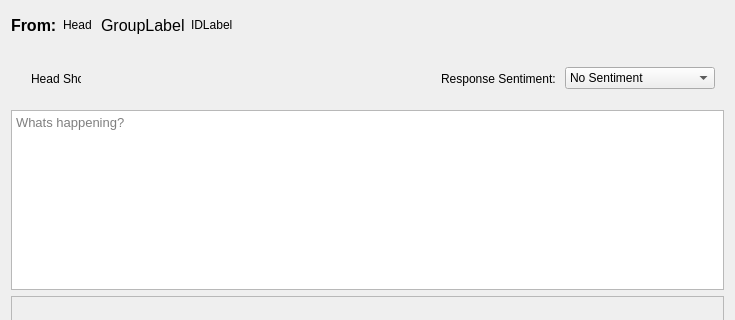
Above: retroshare-gui/src/gui/TheWire/PulseAddDialog.ui from RetroShare/RetroShare before the change; both pictures show x 0 to 735 and y 0 to 320 of the 735 by 513 pixel window. Below: the same form after it.
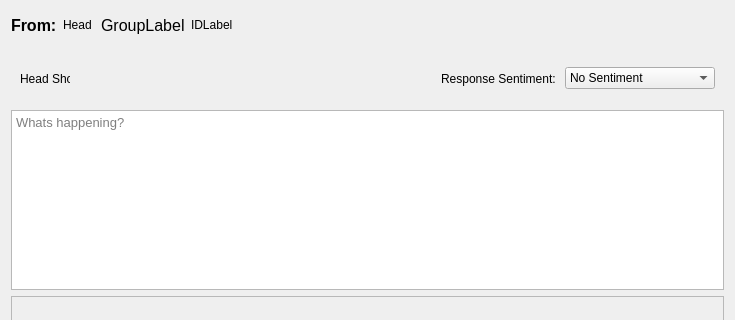
That is the form after the change. Custom widgets are drawn as their Qt base class.

Commit message:
Fix to hide picture browse button on republish & like view
* Fix to hide picture browse button on republish & like view

```diff
--- a/retroshare-gui/src/gui/TheWire/PulseAddDialog.ui
+++ b/retroshare-gui/src/gui/TheWire/PulseAddDialog.ui
@@ -140,7 +140,7 @@
        <widget class="QWidget" name="widget_sentiment" native="true">
         <layout class="QHBoxLayout" name="widget_sentiment_HL">
          <property name="leftMargin">
-          <number>20</number>
+          <number>9</number>
          </property>
          <property name="topMargin">
           <number>0</number>
```
The commit also changes 1 other file.
